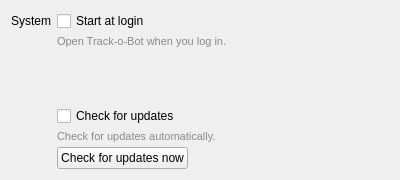
Old version of the form src/SettingsWidget.ui in the repository stevschmid/track-o-bot.
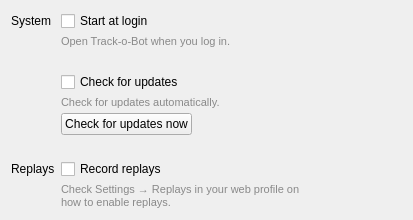
New version of the form.

Commit message: Move replay info in settings tab

```diff
--- a/src/SettingsWidget.ui
+++ b/src/SettingsWidget.ui
@@ -6,22 +6,22 @@
    <rect>
     <x>0</x>
     <y>0</y>
-    <width>400</width>
-    <height>180</height>
+    <width>413</width>
+    <height>220</height>
    </rect>
   </property>
   <property name="minimumSize">
    <size>
     <width>0</width>
-    <height>180</height>
+    <height>200</height>
    </size>
   </property>
   <property name="windowTitle">
    <string>Form</string>
   </property>
   <property name="styleSheet">
-   <string notr="true">QLabel#importExportDescription,
-QLabel#startDescription,
+   <string notr="true">QLabel#startDescription,
+QLabel#replaysDescription,
 QLabel#updateDescription {
 	font-size: 11px;
 	color: #898989;
@@ -97,6 +97,43 @@
        </property>
       </widget>
      </item>
+     <item row="8" column="1">
+      <spacer name="verticalSpacer">
+       <property name="orientation">
+        <enum>Qt::Vertical</enum>
+       </property>
+       <property name="sizeHint" stdset="0">
+        <size>
+         <width>20</width>
+         <height>10</height>
+        </size>
+       </property>
+      </spacer>
+     </item>
+     <item row="9" column="0">
+      <widget class="QLabel" name="label">
+       <property name="text">
+        <string>Replays</string>
+       </property>
+      </widget>
+     </item>
+     <item row="9" column="1">
+      <widget class="QCheckBox" name="recordReplays">
+       <property name="text">
+        <string>Record replays</string>
+       </property>
+      </widget>
+     </item>
+     <item row="10" column="1">
+      <widget class="QLabel" name="replaysDescription">
+       <property name="text">
+        <string>Check Settings → Replays in your web profile on how to enable replays.</string>
+       </property>
+       <property name="wordWrap">
+        <bool>true</bool>
+       </property>
+      </widget>
+     </item>
     </layout>
    </item>
   </layout>
```
The commit also changes 6 other files.
